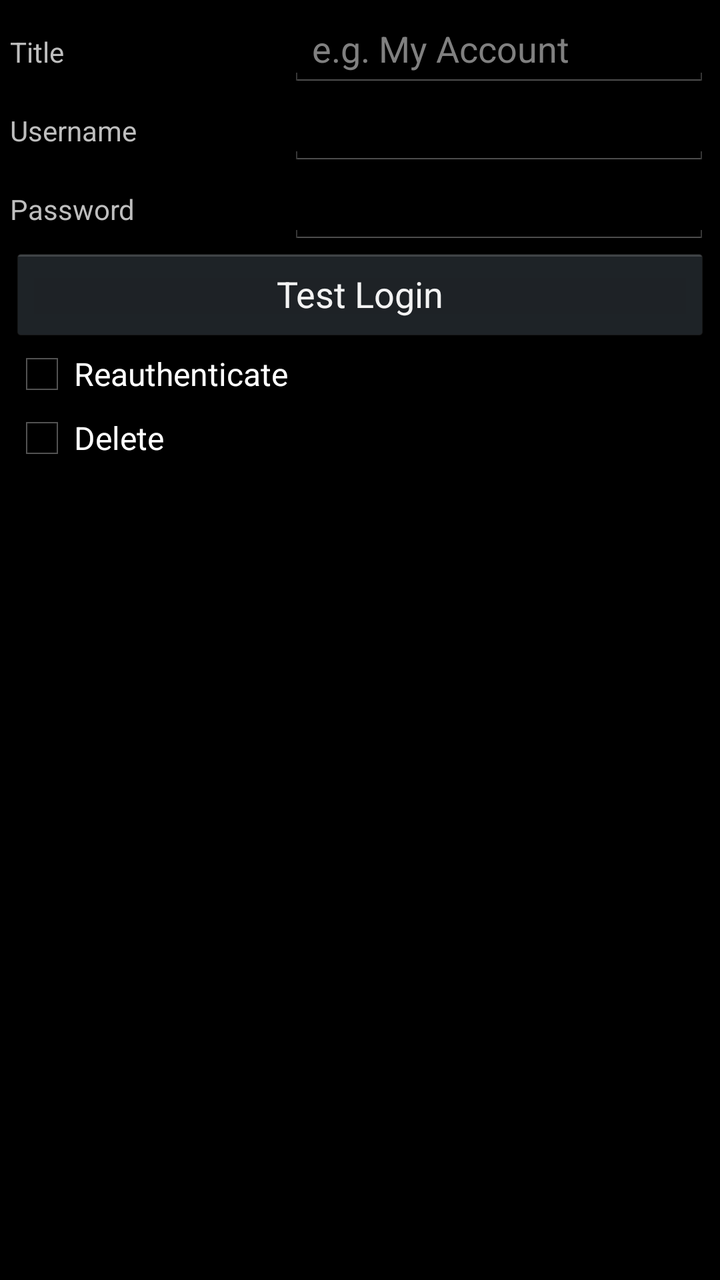
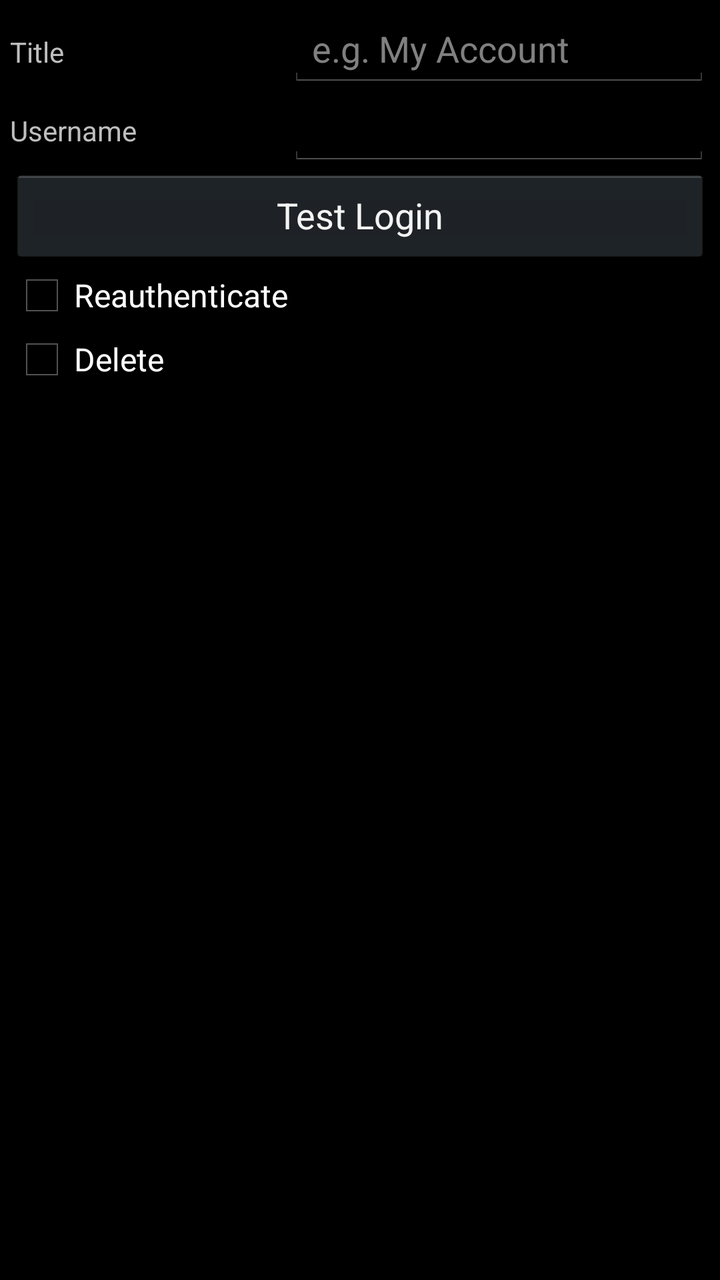

An Android layout rendered at two revisions. The XML below is the earlier revision; the diff shows what the commit changed to produce the second picture.
<!-- AndroidManifest.xml: application theme AppTheme -->
<!-- res/layout/accountdialog.xml -->
<?xml version="1.0" encoding="utf-8"?>
<ScrollView
	xmlns:android="http://schemas.android.com/apk/res/android"
	android:layout_width="match_parent"
	android:layout_height="match_parent"
	android:fillViewport="true"
	xmlns:tools="http://schemas.android.com/tools">

	<TableLayout
		android:layout_width="fill_parent"
		android:layout_height="wrap_content"
		android:padding="5dip">

		<TableRow
			android:layout_width="fill_parent"
			android:layout_height="wrap_content">

			<TextView
				android:paddingRight="10dp"
				android:text="@string/accountdlg_field_title_label" />

			<EditText
				android:id="@+id/txtTitle"
				android:layout_weight="1"
				android:singleLine="true"
				android:hint="@string/accountdlg_field_title_hint" />

		</TableRow>

		<TableRow
			android:id="@+id/rowUsername"
			android:layout_width="fill_parent"
			android:layout_height="wrap_content">

			<TextView
				android:id="@+id/txtUsernameLabel"
				android:paddingRight="10dp"
				android:text="@string/accountdlg_field_username_label" />

			<EditText
				android:id="@+id/txtUsername"
				android:layout_weight="1"
				android:singleLine="true" />

		</TableRow>

		<TableRow
			android:id="@+id/rowPassword"
			android:layout_width="fill_parent"
			android:layout_height="wrap_content">

			<TextView
				android:id="@+id/txtPasswordLabel"
				android:paddingRight="10dp"
				android:text="@string/accountdlg_field_password_label" />

			<EditText
				android:id="@+id/txtPassword"
				android:layout_weight="1"
				android:singleLine="true" />

		</TableRow>

		<TableRow
			android:layout_width="fill_parent"
			android:layout_height="wrap_content"
			android:orientation="horizontal">

			<Button
				android:id="@+id/btnTestLogin"
				android:layout_width="fill_parent"
				android:layout_weight="1"
				android:text="@string/accountdlg_btn_test_login" />

		</TableRow>

		<TableRow
			android:layout_width="fill_parent"
			android:layout_height="wrap_content"
			android:orientation="horizontal">

			<CheckBox
				android:id="@+id/chkReauthenticate"
				android:layout_width="fill_parent"
				android:layout_weight="1"
				android:text="@string/accountdlg_btn_reauthenticate" />

		</TableRow>

		<TableRow
			android:layout_width="fill_parent"
			android:layout_height="wrap_content"
			android:orientation="horizontal">

			<CheckBox
				android:id="@+id/chkDelete"
				android:layout_width="fill_parent"
				android:layout_weight="1"
				android:text="@string/accountdlg_btn_delete" />

		</TableRow>

	</TableLayout>

</ScrollView>
<!-- resources referenced by this layout -->
<resources>
  <string name="accountdlg_btn_delete">Delete</string>
  <string name="accountdlg_btn_reauthenticate">Reauthenticate</string>
  <string name="accountdlg_btn_test_login">Test Login</string>
  <string name="accountdlg_field_password_label">Password</string>
  <string name="accountdlg_field_title_hint">e.g. My Account</string>
  <string name="accountdlg_field_title_label">Title</string>
  <string name="accountdlg_field_username_label">Username</string>
  <style name="AppTheme" parent="AppBaseTheme">
          
      </style>
  <style name="AppBaseTheme" parent="android:Theme">
          
      </style>
</resources>

<!-- the commit's change to res/layout/accountdialog.xml (unified diff, before → after) -->
@@ -45,23 +45,6 @@
 		</TableRow>
 
 		<TableRow
-			android:id="@+id/rowPassword"
-			android:layout_width="fill_parent"
-			android:layout_height="wrap_content">
-
-			<TextView
-				android:id="@+id/txtPasswordLabel"
-				android:paddingRight="10dp"
-				android:text="@string/accountdlg_field_password_label" />
-
-			<EditText
-				android:id="@+id/txtPassword"
-				android:layout_weight="1"
-				android:singleLine="true" />
-
-		</TableRow>
-
-		<TableRow
 			android:layout_width="fill_parent"
 			android:layout_height="wrap_content"
 			android:orientation="horizontal">
<!-- resource entries referenced after the edit -->
@@ -3,7 +3,6 @@
   <string name="accountdlg_btn_delete">Delete</string>
   <string name="accountdlg_btn_reauthenticate">Reauthenticate</string>
   <string name="accountdlg_btn_test_login">Test Login</string>
-  <string name="accountdlg_field_password_label">Password</string>
   <string name="accountdlg_field_title_hint">e.g. My Account</string>
   <string name="accountdlg_field_title_label">Title</string>
   <string name="accountdlg_field_username_label">Username</string>
